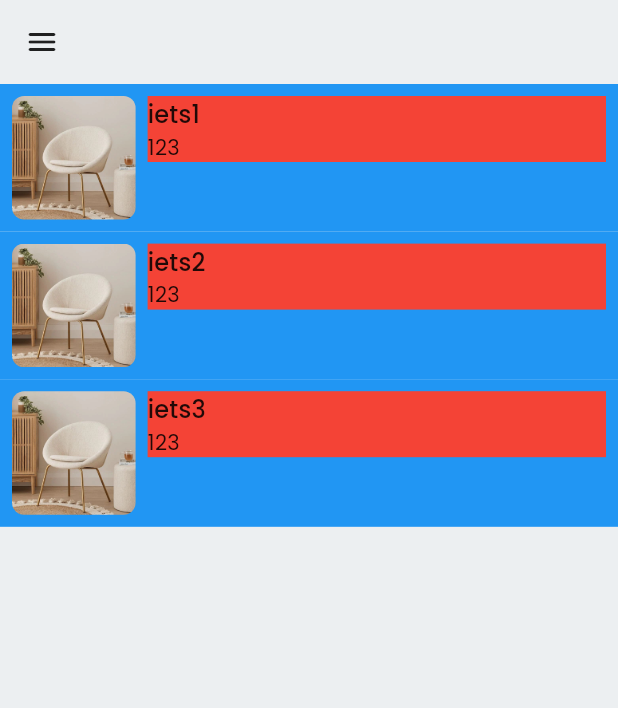
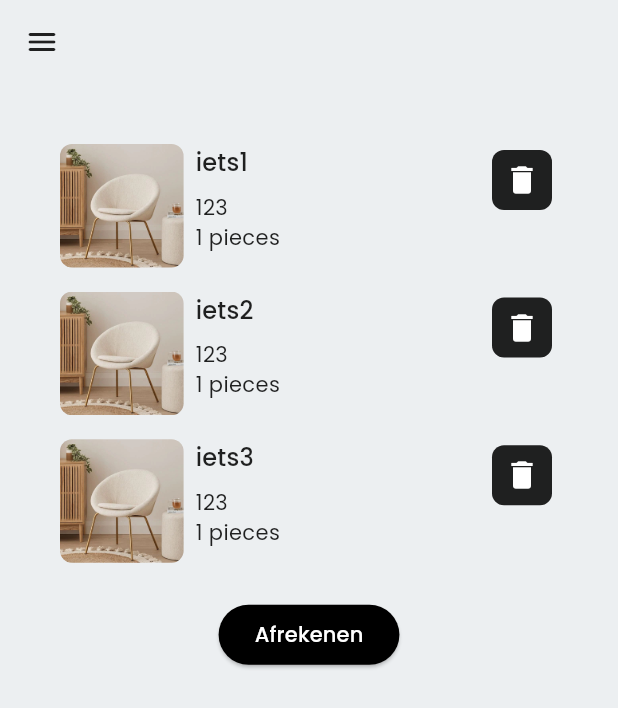
Before and after one commit to Derk-B/ShopApp, a Flutter app: the ShopCartcreen screen opened directly, on a phone screen of 412 x 824 dp. Shown: the top 708 px of the screen. Run offline on Flutter 3.47's test engine with Material 2 defaults, Android fonts, the phone set to English and light mode, and no system bars; our stand-ins replace bloc, equatable, flutter_bloc, google_fonts; generated files the repository leaves out were written again; network calls fail.

Commit message:
Fixed shopping cart screen layout

```diff
--- a/shop_api/bin/data/datasources/shop_products_datasource.dart
+++ b/shop_api/bin/data/datasources/shop_products_datasource.dart
@@ -8,6 +8,8 @@ class ShopProductsDatasource {
 
     db.dispose();
 
+    print(result.rows.length);
+
     return result;
   }
 }
--- a/shop_app/lib/src/features/shop/data/datasources/shop_deals_source.dart
+++ b/shop_app/lib/src/features/shop/data/datasources/shop_deals_source.dart
@@ -10,7 +10,9 @@ import 'package:shop_app/src/features/shop/data/models/shop_item_dto.dart';
 class ShopDealsDatasource {
   Future<List<ShopItemDTO>> getShopItems() async {
     Response data = await http
-        .get(Uri.parse("http://localhost:8081/shop/deals"), headers: {
+        .get(Uri.http("localhost:8081", "/shop/deals"), headers: {
+          "Access-Control-Allow-Origin": "*",
+          "Accept":"*/*",
       'Content-Type': "application/json; charset=UTF-8"
     }).onError((error, stackTrace) {
       return Response("", HttpStatus.connectionClosedWithoutResponse);
--- a/shop_app/lib/src/features/shop/data/datasources/shop_recommended_source.dart
+++ b/shop_app/lib/src/features/shop/data/datasources/shop_recommended_source.dart
@@ -9,7 +9,9 @@ import 'package:shop_app/src/features/shop/data/models/shop_item_dto.dart';
 class ShopRecommendedDatasource {
   Future<List<ShopItemDTO>> getShopItems() async {
     Response data = await http
-        .get(Uri.parse("http://localhost:8081/shop/recommended"), headers: {
+        .get(Uri.http("localhost:8081", "/shop/recommended"), headers: {
+          "Access-Control-Allow-Origin": "localhost:8081",
+          "Accept":"*/*",
       'Content-Type': "application/json; charset=UTF-8"
     }).onError((error, stackTrace) {
       return Response("", HttpStatus.connectionClosedWithoutResponse);
--- a/shop_app/lib/src/features/shop/presentation/view/shop_cart_screen.dart
+++ b/shop_app/lib/src/features/shop/presentation/view/shop_cart_screen.dart
@@ -13,8 +13,12 @@ class ShopCartcreen extends StatefulWidget {
 class _ShopProductScreenState extends State<ShopCartcreen> {
   @override
   Widget build(BuildContext context) {
-    return const SADefaultScaffold(
-      body: ShopCartList([
+    return SADefaultScaffold(
+      body: Padding(
+        padding: const EdgeInsets.all(32.0),
+        child: Column(
+          children: [
+            const ShopCartList([
               ShopItemDTO(
                 id: "id1",
                 title: "iets1",
@@ -34,6 +38,15 @@ class _ShopProductScreenState extends State<ShopCartcreen> {
                 price: 123,
               ),
             ]),
+            const SizedBox(height: 16.0),
+            ElevatedButton(
+              onPressed: () {},
+              style: const ButtonStyle().copyWith(backgroundColor: const MaterialStatePropertyAll(Colors.black)),
+              child: const Text("Afrekenen", style: TextStyle(color: Colors.white),),
+            )
+          ],
+        ),
+      ),
     );
   }
 }
--- a/shop_app/lib/src/features/shop/presentation/view/widgets/shop_cart/shop_cart_card.dart
+++ b/shop_app/lib/src/features/shop/presentation/view/widgets/shop_cart/shop_cart_card.dart
@@ -3,12 +3,12 @@ import 'package:shop_app/src/features/shop/data/models/shop_item_dto.dart';
 
 class ShopCartCard extends StatelessWidget {
   final ShopItemDTO item;
-  const ShopCartCard(this.item, {super.key});
+  final int amount;
+  const ShopCartCard(this.item, {super.key, required this.amount});
 
   @override
   Widget build(BuildContext context) {
     return Container(
-      color: Colors.blue,
       padding: const EdgeInsets.all(8.0),
       child: Row(crossAxisAlignment: CrossAxisAlignment.start, children: [
         SizedBox(
@@ -19,8 +19,6 @@ class ShopCartCard extends StatelessWidget {
         ),
         const SizedBox(width: 8.0),
         Expanded(
-          child: Container(
-            color: Colors.red,
           child: Column(
             crossAxisAlignment: CrossAxisAlignment.start,
             mainAxisAlignment: MainAxisAlignment.spaceBetween,
@@ -29,12 +27,13 @@ class ShopCartCard extends StatelessWidget {
                 item.title,
                 style: Theme.of(context).textTheme.titleMedium,
               ),
-                const Spacer(),
+              const SizedBox(height: 8.0),
               Text(item.price.toString()),
+              Text("$amount pieces"),
             ],
           ),
         ),
-        ),
+        IconButton(onPressed: () {}, icon: const Icon(Icons.delete))
       ]),
     );
   }
--- a/shop_app/lib/src/features/shop/presentation/view/widgets/shop_cart/shop_cart_list.dart
+++ b/shop_app/lib/src/features/shop/presentation/view/widgets/shop_cart/shop_cart_list.dart
@@ -9,8 +9,9 @@ class ShopCartList extends StatelessWidget {
   @override
   Widget build(BuildContext context) {
     return ListView.builder(
+      shrinkWrap: true,
       itemCount: items.length,
-      itemBuilder: (context, index) => ShopCartCard(items[index]),
+      itemBuilder: (context, index) => ShopCartCard(items[index], amount: 1),
     );
   }
 }
--- a/shop_app/pubspec.yaml
+++ b/shop_app/pubspec.yaml
@@ -45,6 +45,7 @@ dependencies:
   intl: any
   http: ^1.1.0
   orm: ^3.4.4
+  localstorage: ^4.0.0+1
 
 dev_dependencies:
   flutter_test:
```
Also changed, not shown: 2 other files. Lines whose indentation alone changed are shown as unchanged.
